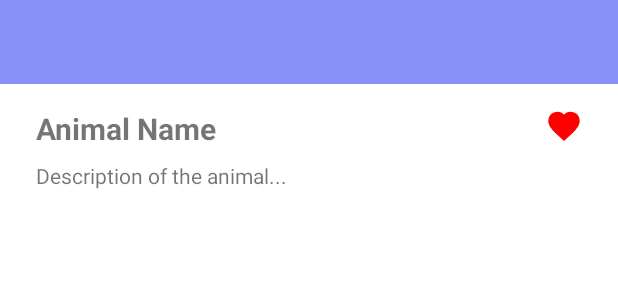
After one commit to tony-nguyen-95/animal-list-android, an Android app: the layout fragment_detail_item.xml on its own in the app's theme, with its tools: preview values and no code run, on a phone screen of 412 x 824 dp. The commit adds this screen. Shown: the top 300 px of the screen. Run offline under Robolectric (Android 15) with nearby library versions, the phone set to English and light mode, and no system bars.

Commit message:
add onClick item detail

```diff
--- a/app/src/main/java/com/example/animalList/adapter/KindOfAnimalAdapter.java
+++ b/app/src/main/java/com/example/animalList/adapter/KindOfAnimalAdapter.java
@@ -33,7 +33,7 @@ public class KindOfAnimalAdapter extends RecyclerView.Adapter<KindOfAnimalViewHo
     public KindOfAnimalViewHolder onCreateViewHolder(ViewGroup parent, int viewType) {
         Context context = parent.getContext();
         LayoutInflater inflater = LayoutInflater.from(context);
-        View view = inflater.inflate(R.layout.kind_animal_recycle_item, parent, false);
+        View view = inflater.inflate(R.layout.kind_animal_recycle_menu_item, parent, false);
         return new KindOfAnimalViewHolder(view);
     }
 
--- /dev/null
+++ b/app/src/main/res/layout/fragment_detail_item.xml
@@ -0,0 +1,73 @@
+<?xml version="1.0" encoding="utf-8"?>
+<RelativeLayout
+    xmlns:android="http://schemas.android.com/apk/res/android"
+    xmlns:tools="http://schemas.android.com/tools"
+    android:layout_width="match_parent"
+    android:layout_height="match_parent">
+
+    <androidx.appcompat.widget.Toolbar
+        android:id="@+id/toolbar"
+        android:layout_width="match_parent"
+        android:layout_height="?attr/actionBarSize"
+        android:background="?attr/colorPrimary"
+        android:layout_alignParentTop="true"
+        />
+
+    <!-- ImageView for animal image -->
+    <ImageView
+        android:id="@+id/animalImageView"
+        android:layout_width="match_parent"
+        android:layout_height="wrap_content"
+        android:layout_below="@id/toolbar"
+        android:layout_alignParentTop="true"
+        android:adjustViewBounds="true"
+        android:layout_marginTop="56dp"
+        android:scaleType="centerCrop"
+        android:contentDescription="@string/animal_detail_image" />
+
+    <!-- RelativeLayout for animal title group -->
+    <RelativeLayout
+        android:id="@+id/animalTitleGroup"
+        android:layout_width="match_parent"
+        android:layout_height="wrap_content"
+        android:layout_below="@id/animalImageView"
+        android:paddingStart="24dp"
+        android:paddingEnd="24dp"
+        android:paddingTop="16dp"
+        tools:ignore="MissingConstraints">
+
+        <!-- TextView for animal name -->
+        <TextView
+            android:id="@+id/animalNameTextView"
+            android:layout_width="wrap_content"
+            android:layout_height="wrap_content"
+            android:textSize="20sp"
+            android:textStyle="bold"
+            android:layout_alignParentStart="true"
+            tools:text="Animal Name" />
+
+        <!-- ImageButton for love button -->
+        <ImageButton
+            android:id="@+id/loveButton"
+            android:layout_width="wrap_content"
+            android:layout_height="wrap_content"
+            android:layout_alignParentEnd="true"
+            android:contentDescription="@string/love_button"
+            android:layout_alignTop="@id/animalNameTextView"
+            android:background="@color/white"
+            tools:src="@drawable/ic_heart_filled" />
+
+    </RelativeLayout>
+
+    <!-- TextView for animal description -->
+    <TextView
+        android:id="@+id/descriptionTextView"
+        android:layout_width="match_parent"
+        android:layout_height="wrap_content"
+        android:layout_below="@id/animalTitleGroup"
+        android:layout_marginTop="8dp"
+        android:paddingStart="24dp"
+        android:paddingEnd="24dp"
+        tools:text="Description of the animal..." />
+
+</RelativeLayout>
--- a/app/src/main/res/values/strings.xml
+++ b/app/src/main/res/values/strings.xml
@@ -12,4 +12,5 @@
     <string name="fragment1_text">First Fragment</string>
     <string name="nav_open">Open</string>
     <string name="nav_close">Close</string>
+    <string name="animal_detail_image">animal detail image</string>
 </resources>
```
Also changed, not shown: app/src/main/java/com/example/animalList/MainActivity.java (+7 -22 lines), app/src/main/java/com/example/animalList/adapter/DetailViewPagerAdapter.java (added, +32 -0 lines), app/src/main/java/com/example/animalList/adapter/GridAnimalsAdapter.java (+31 -13 lines), app/src/main/java/com/example/animalList/fragment/AnimalDetailFragment.java (added, +49 -0 lines), app/src/main/res/layout/grid_animal_item.xml (renamed from app/src/main/res/layout/grid_item_layout.xml), app/src/main/res/layout/kind_animal_recycle_menu_item.xml (renamed from app/src/main/res/layout/kind_animal_recycle_item.xml).
